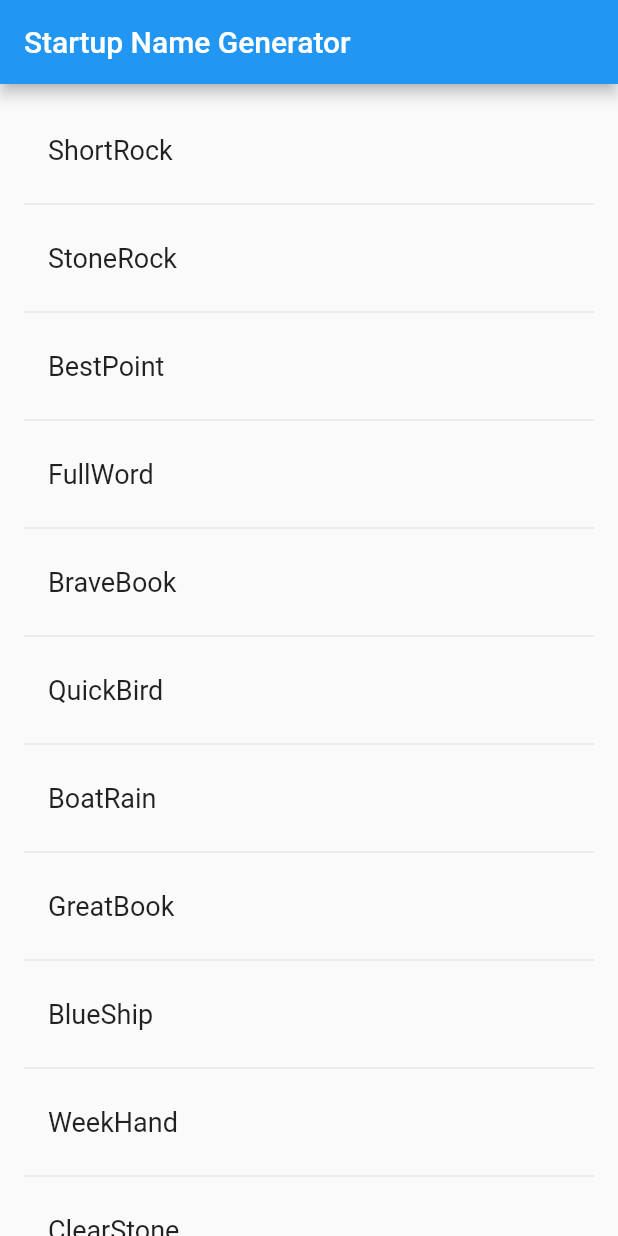
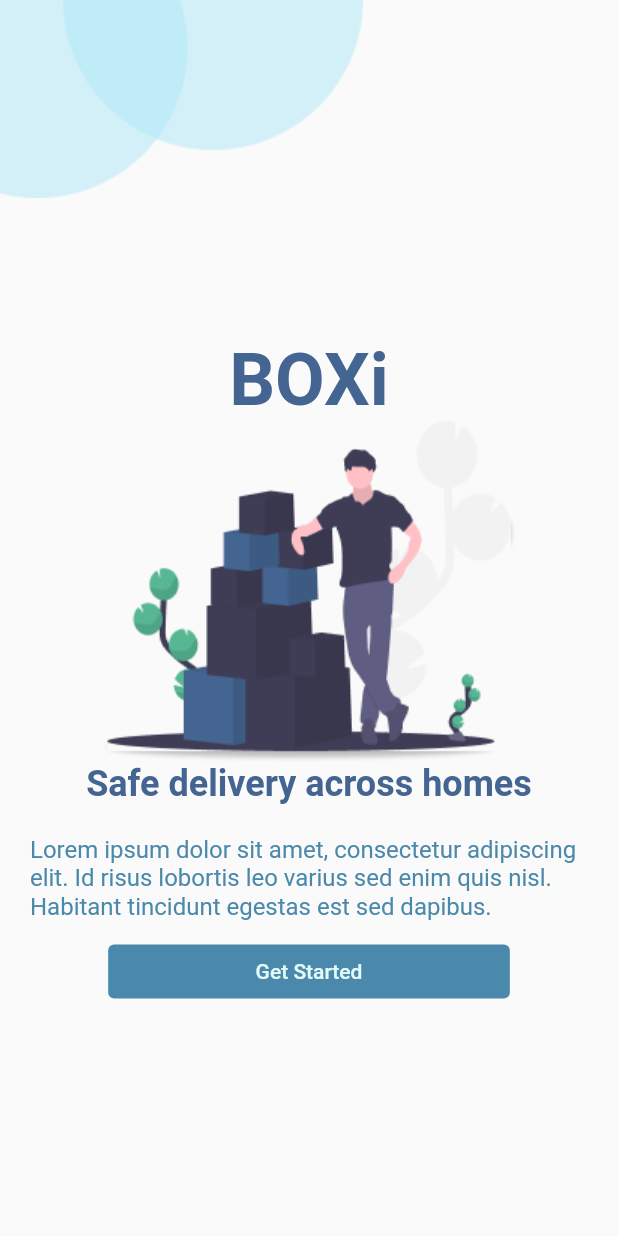
Before and after one commit to khoatran2320/Senior-Design, a Flutter app: the screen it shows after launch, on a phone screen of 412 x 824 dp. Run offline on Flutter 3.47's test engine with Material 2 defaults, Android fonts, the phone set to English and light mode, and no system bars.

Commit message:
home page static

```diff
--- a/mobile/flutter_app/lib/main.dart
+++ b/mobile/flutter_app/lib/main.dart
@@ -1,59 +1,21 @@
-// Copyright 2018 The Flutter team. All rights reserved.
-// Use of this source code is governed by a BSD-style license that can be
-// found in the LICENSE file.
+import 'package:flutter/material.dart';
+import "./welcome_page.dart";
 
-import 'package:english_words/english_words.dart';
-import 'package:flutter/material.dart';
+void main() {
+  runApp(const MyApp());
+}
 
-void main() => runApp(MyApp());
+class MyApp extends StatelessWidget{
+  const MyApp({Key? key}) : super(key: key);
 
-class MyApp extends StatelessWidget {
   @override
   Widget build(BuildContext context) {
     return MaterialApp(
-      title: 'Startup Name Generator',
-      home: RandomWords(),
+      title: 'Flutter Demo',
+      theme: ThemeData(
+        primarySwatch: Colors.blue,
+      ),
+      home: const MainPage(),
     );
   }
 }
-
-class RandomWords extends StatefulWidget{
-  @override
-  _RandomWordsState createState() => _RandomWordsState();
-}
-
-class _RandomWordsState extends State<RandomWords> {
-  final _suggestions = <WordPair>[];
-  final _biggerFont = const TextStyle(fontSize: 18.0);
-
-  Widget _buildRow(WordPair pair){
-    return ListTile(
-      title: Text(pair.asPascalCase, style: _biggerFont)
-    );
-  }
-
-  Widget _buildSuggestions(){
-    return ListView.builder(
-      padding: const EdgeInsets.all(16.0),
-      itemBuilder: (context, i){
-        if(i.isOdd) return const Divider();
-
-        final index = i ~/2;
-        if(index >= _suggestions.length){
-          _suggestions.addAll(generateWordPairs().take(10));
-        }
-        return _buildRow(_suggestions[index]);
-      }
-    );
-  }
-
-  @override
-  Widget build(BuildContext context){
-    return Scaffold(
-      appBar: AppBar(
-        title: const Text('Startup Name Generator'),
-      ),
-      body: _buildSuggestions(),
-    );
-  }
-}
--- /dev/null
+++ b/mobile/flutter_app/lib/welcome_page.dart
@@ -0,0 +1,58 @@
+import "package:flutter/material.dart";
+
+class MainPage extends StatelessWidget{
+  const MainPage({Key? key}) : super(key: key);
+
+  @override
+  Widget build(BuildContext context){
+    return Scaffold(
+      body: Column(
+        children: [
+          Image.asset("assets/images/corner_circles.png",
+            width: double.infinity,
+            alignment: Alignment.topLeft,
+          ),
+          const Text("BOXi",
+            style: TextStyle(
+              color: Color.fromARGB(255, 68, 100, 145),
+              fontSize: 48,
+              fontWeight: FontWeight.bold,
+            ),
+          ),
+          Image.asset("assets/images/delivery_pic.png", ),
+          const Text("Safe delivery across homes",
+            style: TextStyle(
+                color: Color.fromARGB(255, 68, 100, 145),
+                fontSize: 24,
+                fontWeight: FontWeight.bold,
+              ),
+          ),
+          Container(
+            child: const Text("Lorem ipsum dolor sit amet, consectetur adipiscing elit. Id risus lobortis leo varius sed enim quis nisl. Habitant tincidunt egestas est sed dapibus.",
+              style: TextStyle(
+                color: Color.fromARGB(255, 75, 137, 172),
+                fontSize: 16,
+              ),
+            ),
+            padding: const EdgeInsets.only(left: 20, top: 20, bottom: 10),
+            width: double.infinity,
+          ),
+          Container(
+            margin: const EdgeInsets.only(top: 0,),
+            width: MediaQuery.of(context).size.width * 0.65,
+            child: TextButton(onPressed: null,
+              child: const Text("Get Started",
+                style: TextStyle(
+                  color: Color(0xffE4FCF9),
+                ),
+              ),
+              style: ButtonStyle(
+                backgroundColor: MaterialStateProperty.all(const Color(0xff4b89ac)),
+              )
+            ),
+          )
+        ],
+      ),
+      );
+  }
+}
--- a/mobile/flutter_app/pubspec.yaml
+++ b/mobile/flutter_app/pubspec.yaml
@@ -58,9 +58,9 @@ flutter:
   uses-material-design: true
 
   # To add assets to your application, add an assets section, like this:
-  # assets:
-  #   - images/a_dot_burr.jpeg
-  #   - images/a_dot_ham.jpeg
+  assets:
+    - assets/images/corner_circles.png
+    - assets/images/delivery_pic.png
 
   # An image asset can refer to one or more resolution-specific "variants", see
   # https://flutter.dev/assets-and-images/#resolution-aware.
```
Also changed, not shown: mobile/flutter_app/assets/images/corner_circles.png (renamed from mobile/flutter_app/lib/assets/corner_circles.png), mobile/flutter_app/assets/images/delivery_pic.png (renamed from mobile/flutter_app/lib/assets/delivery_pic.png).
